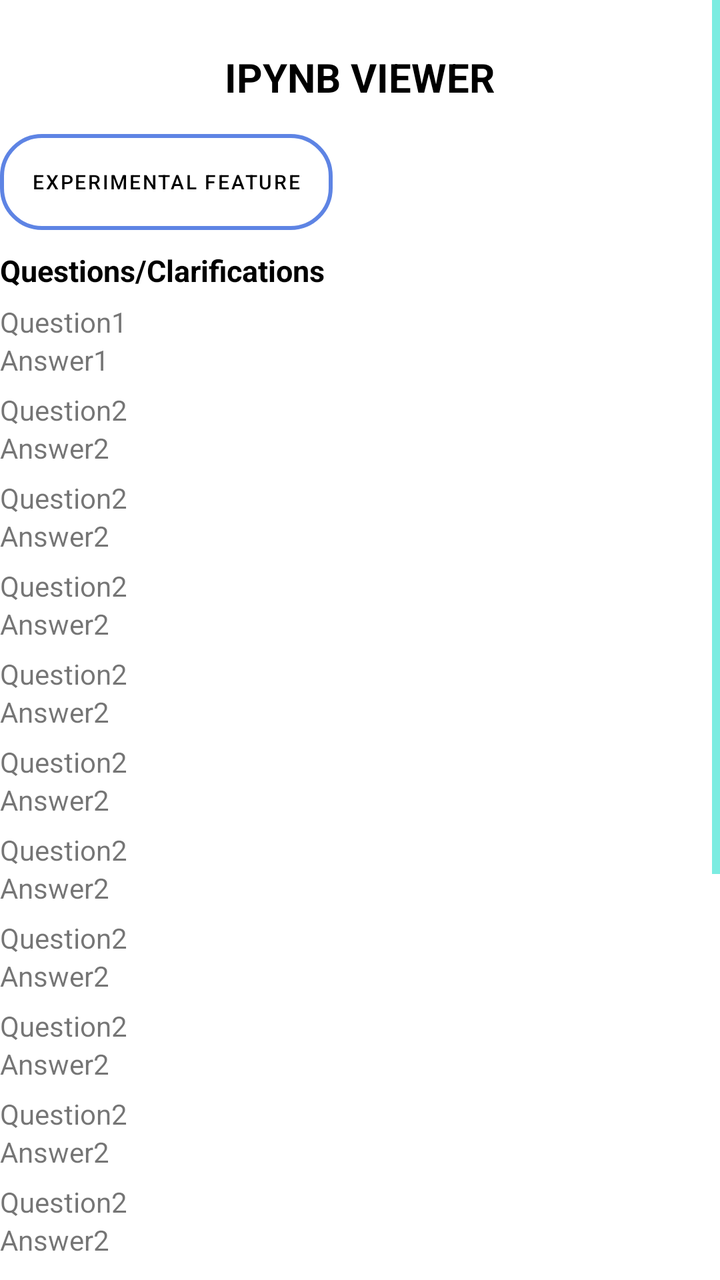
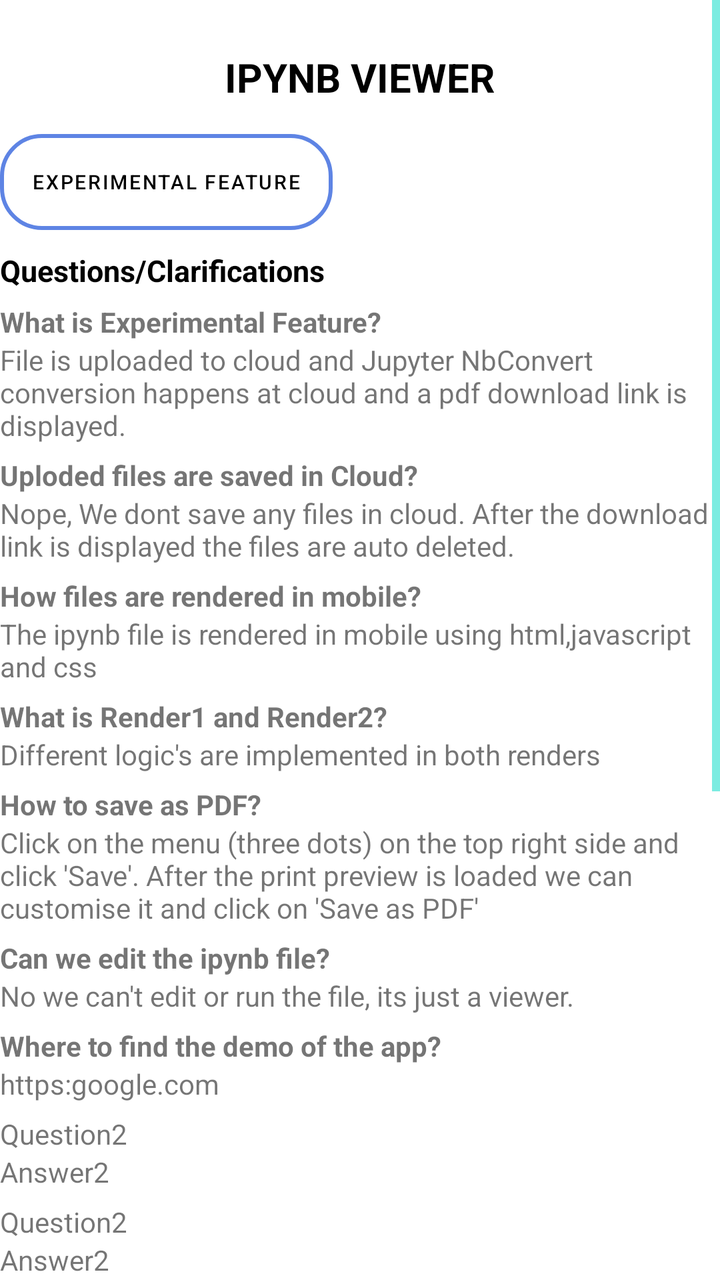

Compare the two renders of this Android layout. The source of the first and the diff that turns it into the second are given below.
<!-- AndroidManifest.xml: application theme Theme.IpynbViewer -->
<!-- res/layout/activity_information.xml -->
<?xml version="1.0" encoding="utf-8"?>
<ScrollView
    xmlns:android="http://schemas.android.com/apk/res/android"
    xmlns:tools="http://schemas.android.com/tools"
    xmlns:app="http://schemas.android.com/apk/res-auto"
    android:layout_width="match_parent"
    android:layout_height="match_parent">
    <LinearLayout
        android:layout_width="match_parent"
        android:layout_height="match_parent"
        android:orientation="vertical">

        <TextView
            android:layout_width="wrap_content"
            android:layout_height="wrap_content"
            android:text="IPYNB VIEWER"
            android:paddingTop="25dp"
            android:paddingBottom="15dp"
            android:textStyle="bold"
            android:layout_gravity="center"
            android:textColor="@color/colorText"
            android:textSize="20sp"/>

        <Button
            android:id="@+id/experimentalbtn"
            android:layout_width="wrap_content"
            android:layout_height="wrap_content"
            android:text="Experimental Feature"
            android:textSize="10sp"
            android:textColor="@color/colorText"
            android:background="@drawable/mybutton"
            tools:layout_editor_absoluteX="90dp"
            tools:layout_editor_absoluteY="587dp"
            app:backgroundTint="@null"/>

        <TextView
            android:layout_width="wrap_content"
            android:layout_height="wrap_content"
            android:text="Questions/Clarifications"
            android:textStyle="bold"
            android:textSize="15sp"
            android:textColor="@color/colorText"
            android:paddingTop="10dp"/>

        <TextView
            android:layout_width="match_parent"
            android:layout_height="wrap_content"
            android:paddingTop="6dp"
            android:text="Question1"/>
        <TextView
            android:layout_width="match_parent"
            android:layout_height="wrap_content"
            android:text="Answer1"/>

        <TextView
            android:layout_width="match_parent"
            android:layout_height="wrap_content"
            android:paddingTop="6dp"
            android:text="Question2"/>
        <TextView
            android:layout_width="match_parent"
            android:layout_height="wrap_content"
            android:text="Answer2"/>

        <TextView
            android:layout_width="match_parent"
            android:layout_height="wrap_content"
            android:paddingTop="6dp"
            android:text="Question2"/>
        <TextView
            android:layout_width="match_parent"
            android:layout_height="wrap_content"
            android:text="Answer2"/>

        <TextView
            android:layout_width="match_parent"
            android:layout_height="wrap_content"
            android:paddingTop="6dp"
            android:text="Question2"/>
        <TextView
            android:layout_width="match_parent"
            android:layout_height="wrap_content"
            android:text="Answer2"/>

        <TextView
            android:layout_width="match_parent"
            android:layout_height="wrap_content"
            android:paddingTop="6dp"
            android:text="Question2"/>
        <TextView
            android:layout_width="match_parent"
            android:layout_height="wrap_content"
            android:text="Answer2"/>

        <TextView
            android:layout_width="match_parent"
            android:layout_height="wrap_content"
            android:paddingTop="6dp"
            android:text="Question2"/>
        <TextView
            android:layout_width="match_parent"
            android:layout_height="wrap_content"
            android:text="Answer2"/>

        <TextView
            android:layout_width="match_parent"
            android:layout_height="wrap_content"
            android:paddingTop="6dp"
            android:text="Question2"/>
        <TextView
            android:layout_width="match_parent"
            android:layout_height="wrap_content"
            android:text="Answer2"/>

        <TextView
            android:layout_width="match_parent"
            android:layout_height="wrap_content"
            android:paddingTop="6dp"
            android:text="Question2"/>
        <TextView
            android:layout_width="match_parent"
            android:layout_height="wrap_content"
            android:text="Answer2"/>

        <TextView
            android:layout_width="match_parent"
            android:layout_height="wrap_content"
            android:paddingTop="6dp"
            android:text="Question2"/>
        <TextView
            android:layout_width="match_parent"
            android:layout_height="wrap_content"
            android:text="Answer2"/>

        <TextView
            android:layout_width="match_parent"
            android:layout_height="wrap_content"
            android:paddingTop="6dp"
            android:text="Question2"/>
        <TextView
            android:layout_width="match_parent"
            android:layout_height="wrap_content"
            android:text="Answer2"/>

        <TextView
            android:layout_width="match_parent"
            android:layout_height="wrap_content"
            android:paddingTop="6dp"
            android:text="Question2"/>
        <TextView
            android:layout_width="match_parent"
            android:layout_height="wrap_content"
            android:text="Answer2"/>

        <TextView
            android:layout_width="match_parent"
            android:layout_height="wrap_content"
            android:paddingTop="6dp"
            android:text="Question2"/>
        <TextView
            android:layout_width="match_parent"
            android:layout_height="wrap_content"
            android:text="Answer2"/>

        <TextView
            android:layout_width="match_parent"
            android:layout_height="wrap_content"
            android:paddingTop="6dp"
            android:text="Question2"/>
        <TextView
            android:layout_width="match_parent"
            android:layout_height="wrap_content"
            android:text="Answer2"/>

        <TextView
            android:layout_width="match_parent"
            android:layout_height="wrap_content"
            android:paddingTop="6dp"
            android:text="Question2"/>
        <TextView
            android:layout_width="match_parent"
            android:layout_height="wrap_content"
            android:text="Answer2"/>

        <TextView
            android:layout_width="match_parent"
            android:layout_height="wrap_content"
            android:paddingTop="6dp"
            android:text="Question2"/>
        <TextView
            android:layout_width="match_parent"
            android:layout_height="wrap_content"
            android:text="Answer2"/>

        <TextView
            android:layout_width="match_parent"
            android:layout_height="wrap_content"
            android:paddingTop="6dp"
            android:text="Question2"/>
        <TextView
            android:layout_width="match_parent"
            android:layout_height="wrap_content"
            android:text="Answer2"/>

        <TextView
            android:layout_width="match_parent"
            android:layout_height="wrap_content"
            android:paddingTop="6dp"
            android:text="Question2"/>
        <TextView
            android:layout_width="match_parent"
            android:layout_height="wrap_content"
            android:text="Answer2"/>

        <TextView
            android:layout_width="match_parent"
            android:layout_height="wrap_content"
            android:paddingTop="6dp"
            android:text="Question2"/>
        <TextView
            android:layout_width="match_parent"
            android:layout_height="wrap_content"
            android:text="Answer2"/>

    </LinearLayout>


</ScrollView>
<!-- resources referenced by this layout -->
<resources>
  <color name="colorText">#FF000000</color>
  <!-- drawable mybutton (drawable) -->
  <?xml version="1.0" encoding="utf-8"?>
  <shape xmlns:android="http://schemas.android.com/apk/res/android">
  
      <corners android:radius="20dp" />
      <gradient
          android:endColor="@android:color/transparent"
          android:startColor="@android:color/transparent" />
      <stroke
          android:width="2dp"
          android:color="#5E84E4" /> 
  
  </shape>
  <style name="Theme.IpynbViewer" parent="Theme.MaterialComponents.DayNight.DarkActionBar">
          
          <item name="colorPrimary">@color/purple_500</item>
          <item name="colorPrimaryVariant">@color/purple_700</item>
          <item name="colorOnPrimary">@color/white</item>
          
          <item name="colorSecondary">@color/teal_200</item>
          <item name="colorSecondaryVariant">@color/teal_700</item>
          <item name="colorOnSecondary">@color/black</item>
          
          <item name="android:statusBarColor">?attr/colorPrimaryVariant</item>
          
          <item name="windowNoTitle">true</item>
  
          <item name="android:windowFullscreen">true</item>
  
          <item name="android:textColorSecondary">@color/teal_200</item>
      </style>
  <color name="purple_500">#FF6200EE</color>
  <color name="purple_700">#FF3700B3</color>
  <color name="white">#FFFFFFFF</color>
  <color name="teal_200">#FF03DAC5</color>
  <color name="teal_700">#FF018786</color>
  <color name="black">#FF000000</color>
</resources>

<!-- the commit's change to res/layout/activity_information.xml (unified diff, before → after) -->
@@ -46,71 +46,78 @@
             android:layout_width="match_parent"
             android:layout_height="wrap_content"
             android:paddingTop="6dp"
-            android:text="Question1"/>
-        <TextView
-            android:layout_width="match_parent"
-            android:layout_height="wrap_content"
-            android:text="Answer1"/>
-
-        <TextView
-            android:layout_width="match_parent"
-            android:layout_height="wrap_content"
-            android:paddingTop="6dp"
-            android:text="Question2"/>
-        <TextView
-            android:layout_width="match_parent"
-            android:layout_height="wrap_content"
-            android:text="Answer2"/>
-
-        <TextView
-            android:layout_width="match_parent"
-            android:layout_height="wrap_content"
-            android:paddingTop="6dp"
-            android:text="Question2"/>
-        <TextView
-            android:layout_width="match_parent"
-            android:layout_height="wrap_content"
-            android:text="Answer2"/>
-
-        <TextView
-            android:layout_width="match_parent"
-            android:layout_height="wrap_content"
-            android:paddingTop="6dp"
-            android:text="Question2"/>
-        <TextView
-            android:layout_width="match_parent"
-            android:layout_height="wrap_content"
-            android:text="Answer2"/>
-
-        <TextView
-            android:layout_width="match_parent"
-            android:layout_height="wrap_content"
-            android:paddingTop="6dp"
-            android:text="Question2"/>
-        <TextView
-            android:layout_width="match_parent"
-            android:layout_height="wrap_content"
-            android:text="Answer2"/>
-
-        <TextView
-            android:layout_width="match_parent"
-            android:layout_height="wrap_content"
-            android:paddingTop="6dp"
-            android:text="Question2"/>
-        <TextView
-            android:layout_width="match_parent"
-            android:layout_height="wrap_content"
-            android:text="Answer2"/>
-
-        <TextView
-            android:layout_width="match_parent"
-            android:layout_height="wrap_content"
-            android:paddingTop="6dp"
-            android:text="Question2"/>
-        <TextView
-            android:layout_width="match_parent"
-            android:layout_height="wrap_content"
-            android:text="Answer2"/>
+            android:text="What is Experimental Feature?"
+            android:textStyle="bold"/>
+        <TextView
+            android:layout_width="match_parent"
+            android:layout_height="wrap_content"
+            android:text="File is uploaded to cloud and Jupyter NbConvert conversion happens at cloud and a pdf download link is displayed."/>
+
+        <TextView
+            android:layout_width="match_parent"
+            android:layout_height="wrap_content"
+            android:paddingTop="6dp"
+            android:text="Uploded files are saved in Cloud?"
+            android:textStyle="bold"/>
+        <TextView
+            android:layout_width="match_parent"
+            android:layout_height="wrap_content"
+            android:text="Nope, We dont save any files in cloud. After the download link is displayed the files are auto deleted."/>
+
+        <TextView
+            android:layout_width="match_parent"
+            android:layout_height="wrap_content"
+            android:paddingTop="6dp"
+            android:text="How files are rendered in mobile?"
+            android:textStyle="bold"/>
+        <TextView
+            android:layout_width="match_parent"
+            android:layout_height="wrap_content"
+            android:text="The ipynb file is rendered in mobile using html,javascript and css"/>
+
+        <TextView
+            android:layout_width="match_parent"
+            android:layout_height="wrap_content"
+            android:paddingTop="6dp"
+            android:text="What is Render1 and Render2?"
+            android:textStyle="bold"/>
+        <TextView
+            android:layout_width="match_parent"
+            android:layout_height="wrap_content"
+            android:text="Different logic's are implemented in both renders"/>
+
+        <TextView
+            android:layout_width="match_parent"
+            android:layout_height="wrap_content"
+            android:paddingTop="6dp"
+            android:text="How to save as PDF?"
+            android:textStyle="bold"/>
+        <TextView
+            android:layout_width="match_parent"
+            android:layout_height="wrap_content"
+            android:text="Click on the menu (three dots) on the top right side and click 'Save'. After the print preview is loaded we can customise it and click on 'Save as PDF'"/>
+
+        <TextView
+            android:layout_width="match_parent"
+            android:layout_height="wrap_content"
+            android:paddingTop="6dp"
+            android:text="Can we edit the ipynb file?"
+            android:textStyle="bold"/>
+        <TextView
+            android:layout_width="match_parent"
+            android:layout_height="wrap_content"
+            android:text="No we can't edit or run the file, its just a viewer."/>
+
+        <TextView
+            android:layout_width="match_parent"
+            android:layout_height="wrap_content"
+            android:paddingTop="6dp"
+            android:text="Where to find the demo of the app?"
+            android:textStyle="bold"/>
+        <TextView
+            android:layout_width="match_parent"
+            android:layout_height="wrap_content"
+            android:text="https:google.com"/>
 
         <TextView
             android:layout_width="match_parent"
